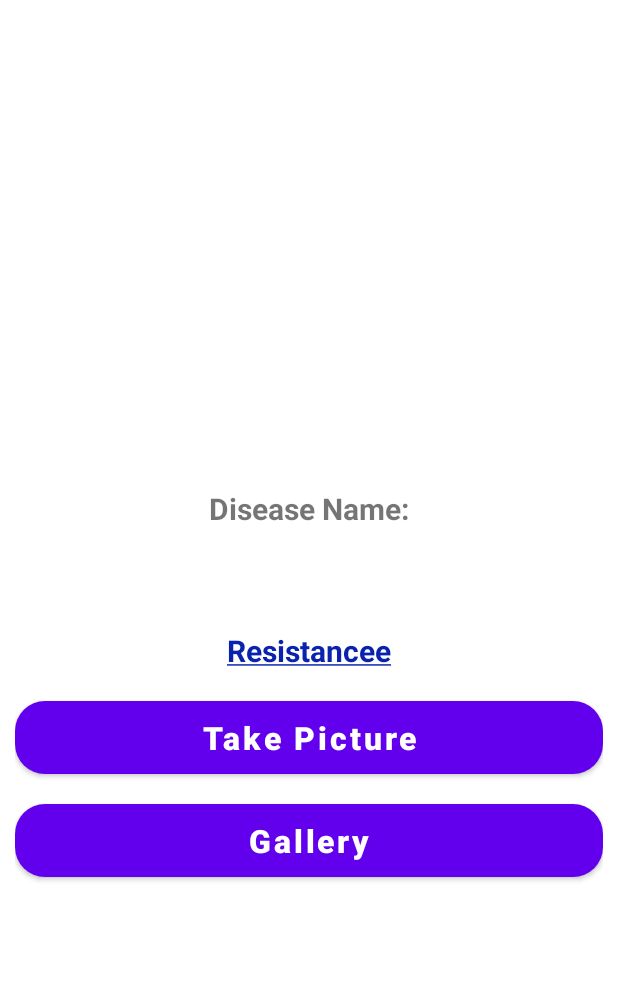
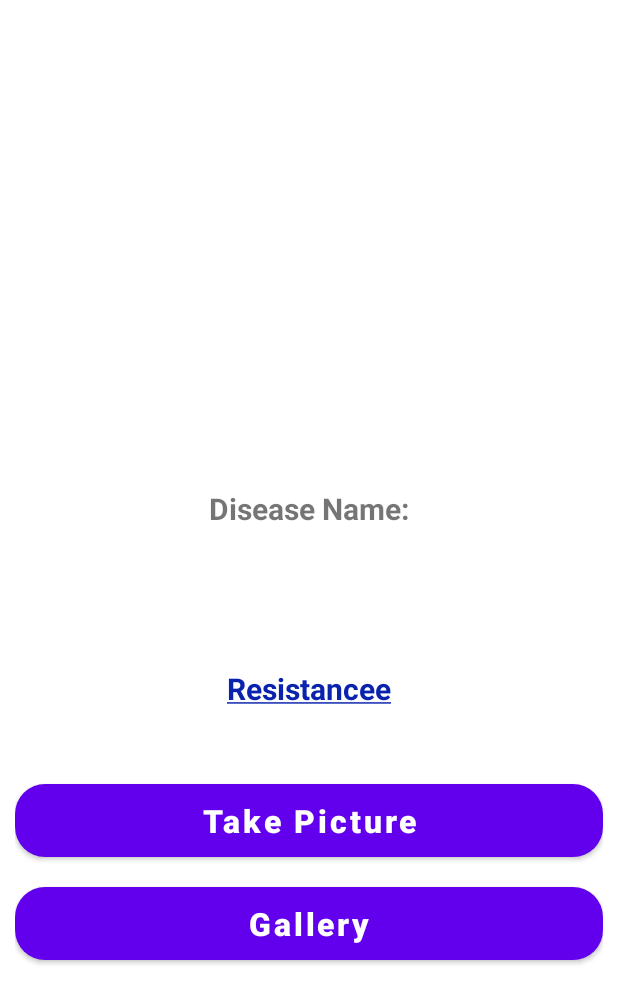
Before and after one commit to mawdud01/AgriGenius, an Android app: the appleclass screen opened directly, with no data from a screen before it, on a phone screen of 412 x 824 dp. Shown: the top 1003 px of the screen. Run offline under Robolectric (Android 15) with nearby library versions, the phone set to English and light mode, and no system bars; libraries missing offline, so code that uses them is left out: org.tensorflow.lite.

Commit message:
Initial commit

```diff
--- a/app/src/main/res/layout/activity_apple.xml
+++ b/app/src/main/res/layout/activity_apple.xml
@@ -4,8 +4,8 @@
     xmlns:tools="http://schemas.android.com/tools"
     android:layout_width="match_parent"
     android:layout_height="match_parent"
+    android:orientation="vertical"
     android:layout_margin="10dp"
-    android:orientation="vertical"
     >
 
 
@@ -45,7 +45,7 @@
 
 
     <TextView
-
+        android:paddingTop="25dp"
 
         android:layout_width="wrap_content"
         android:layout_height="wrap_content"
@@ -63,7 +63,6 @@
 
 
 
-
     <TextView
         android:layout_width="0dp"
         android:layout_height="0dp"
@@ -75,7 +74,7 @@
 
 
     <Button
-        android:layout_marginTop="20dp"
+        android:layout_marginTop="50dp"
         android:layout_width="match_parent"
         android:layout_height="wrap_content"
         android:id="@+id/button"
--- a/app/src/main/res/layout/activity_tomatoclass.xml
+++ b/app/src/main/res/layout/activity_tomatoclass.xml
@@ -45,7 +45,7 @@
 
 
     <TextView
-        android:paddingTop="15dp"
+        android:paddingTop="25dp"
 
         android:layout_width="wrap_content"
         android:layout_height="wrap_content"
@@ -74,7 +74,7 @@
 
 
     <Button
-        android:layout_marginTop="20dp"
+        android:layout_marginTop="50dp"
         android:layout_width="match_parent"
         android:layout_height="wrap_content"
         android:id="@+id/button"
```
Lines whose indentation alone changed are shown as unchanged.
